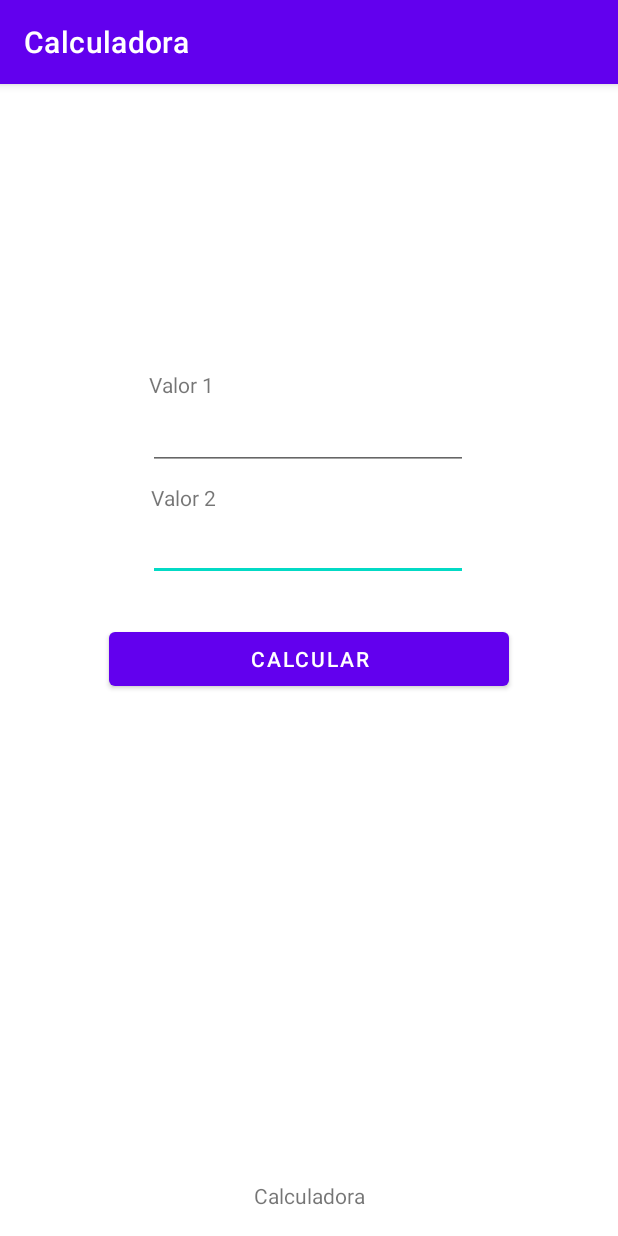
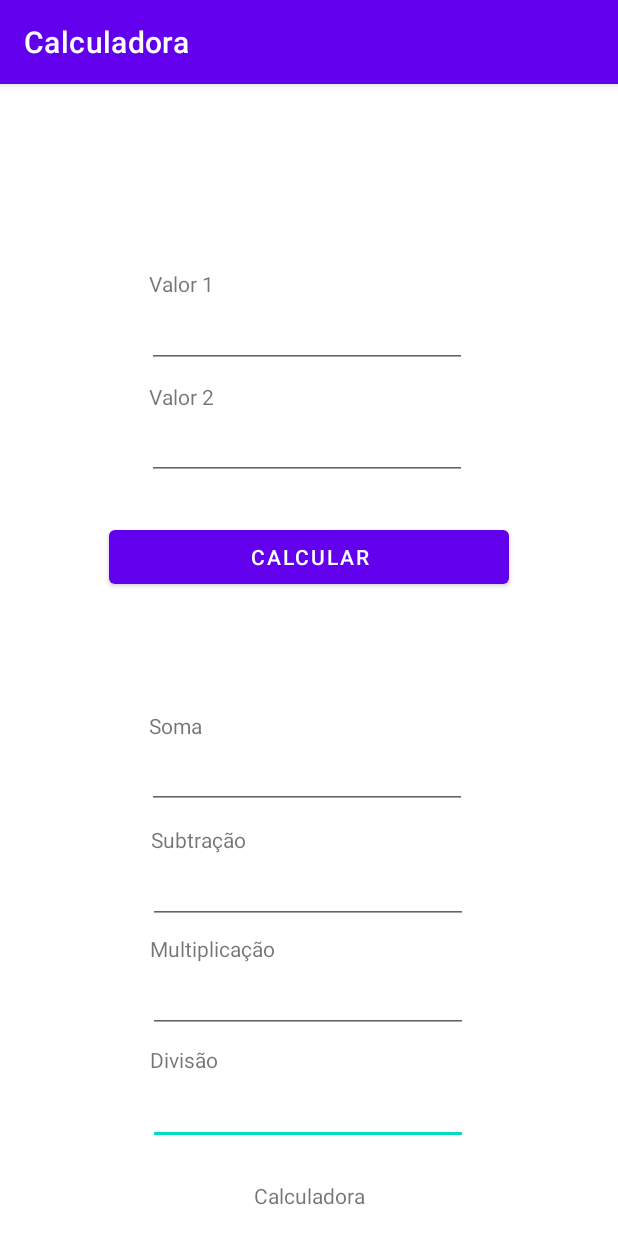
Before and after one commit to nickolasdeluca/kotlin-playground, an Android app: the screen it shows after launch (MainActivity), on a phone screen of 412 x 824 dp. Run offline under Robolectric (Android 15) with nearby library versions, the light colour scheme and no system bars.

Commit message:
Atualização do projeto de Calculadora
Mostrar os valores em edits ao invés de usar uma Snackbar

```diff
--- a/calculadora/app/src/main/java/br/senac/calculadora/MainActivity.kt
+++ b/calculadora/app/src/main/java/br/senac/calculadora/MainActivity.kt
@@ -46,11 +46,10 @@ class MainActivity : AppCompatActivity() {
                 divisao = valor1.div(valor2);
             }
 
-            Snackbar.make(
-                view, "Valores calculados: Soma: $soma Subtração: $subtracao Multiplicação: $multiplicacao Divisão: $divisao",
-                Snackbar.LENGTH_LONG
-            ).setAction("Action", null).show();
-
+            (findViewById<EditText>(R.id.edtSoma)).setText(String.format("%.2f", soma));
+            (findViewById<EditText>(R.id.edtSubtracao)).setText(String.format("%.2f", subtracao));
+            (findViewById<EditText>(R.id.edtMultiplicacao)).setText(String.format("%.2f", multiplicacao));
+            (findViewById<EditText>(R.id.edtDivisao)).setText(String.format("%.2f", divisao));
         }
     }
 }
--- a/calculadora/app/src/main/res/layout/activity_main.xml
+++ b/calculadora/app/src/main/res/layout/activity_main.xml
@@ -7,19 +7,19 @@
     tools:context=".MainActivity">
 
     <TextView
-        android:id="@+id/textView5"
+        android:id="@+id/textView"
         android:layout_width="wrap_content"
         android:layout_height="wrap_content"
-        android:text="Valor 2"
+        android:text="@string/soma"
         app:layout_constraintBottom_toBottomOf="parent"
-        app:layout_constraintHorizontal_bias="0.273"
+        app:layout_constraintHorizontal_bias="0.264"
         app:layout_constraintLeft_toLeftOf="parent"
         app:layout_constraintRight_toRightOf="parent"
         app:layout_constraintTop_toTopOf="parent"
-        app:layout_constraintVertical_bias="0.355" />
+        app:layout_constraintVertical_bias="0.558" />
 
     <EditText
-        android:id="@+id/edtValor2"
+        android:id="@+id/edtDivisao"
         android:layout_width="wrap_content"
         android:layout_height="wrap_content"
         android:ems="10"
@@ -29,7 +29,82 @@
         app:layout_constraintLeft_toLeftOf="parent"
         app:layout_constraintRight_toRightOf="parent"
         app:layout_constraintTop_toTopOf="parent"
-        app:layout_constraintVertical_bias="0.396" />
+        app:layout_constraintVertical_bias="0.916" />
+
+    <EditText
+        android:id="@+id/edtSoma"
+        android:layout_width="wrap_content"
+        android:layout_height="wrap_content"
+        android:ems="10"
+        android:inputType="numberDecimal"
+        app:layout_constraintBottom_toBottomOf="parent"
+        app:layout_constraintHorizontal_bias="0.492"
+        app:layout_constraintLeft_toLeftOf="parent"
+        app:layout_constraintRight_toRightOf="parent"
+        app:layout_constraintTop_toTopOf="parent"
+        app:layout_constraintVertical_bias="0.606" />
+
+    <TextView
+        android:id="@+id/textView2"
+        android:layout_width="wrap_content"
+        android:layout_height="wrap_content"
+        android:text="@string/subtra_o"
+        app:layout_constraintBottom_toBottomOf="parent"
+        app:layout_constraintHorizontal_bias="0.288"
+        app:layout_constraintLeft_toLeftOf="parent"
+        app:layout_constraintRight_toRightOf="parent"
+        app:layout_constraintTop_toTopOf="parent"
+        app:layout_constraintVertical_bias="0.66" />
+
+    <TextView
+        android:id="@+id/textView6"
+        android:layout_width="wrap_content"
+        android:layout_height="wrap_content"
+        android:text="@string/divis_o"
+        app:layout_constraintBottom_toBottomOf="parent"
+        app:layout_constraintHorizontal_bias="0.273"
+        app:layout_constraintLeft_toLeftOf="parent"
+        app:layout_constraintRight_toRightOf="parent"
+        app:layout_constraintTop_toTopOf="parent"
+        app:layout_constraintVertical_bias="0.856" />
+
+    <TextView
+        android:id="@+id/textView3"
+        android:layout_width="wrap_content"
+        android:layout_height="wrap_content"
+        android:text="@string/multiplica_o"
+        app:layout_constraintBottom_toBottomOf="parent"
+        app:layout_constraintHorizontal_bias="0.305"
+        app:layout_constraintLeft_toLeftOf="parent"
+        app:layout_constraintRight_toRightOf="parent"
+        app:layout_constraintTop_toTopOf="parent"
+        app:layout_constraintVertical_bias="0.757" />
+
+    <EditText
+        android:id="@+id/edtSubtracao"
+        android:layout_width="wrap_content"
+        android:layout_height="wrap_content"
+        android:ems="10"
+        android:inputType="numberDecimal"
+        app:layout_constraintBottom_toBottomOf="parent"
+        app:layout_constraintHorizontal_bias="0.497"
+        app:layout_constraintLeft_toLeftOf="parent"
+        app:layout_constraintRight_toRightOf="parent"
+        app:layout_constraintTop_toTopOf="parent"
+        app:layout_constraintVertical_bias="0.712" />
+
+    <EditText
+        android:id="@+id/edtMultiplicacao"
+        android:layout_width="wrap_content"
+        android:layout_height="wrap_content"
+        android:ems="10"
+        android:inputType="numberDecimal"
+        app:layout_constraintBottom_toBottomOf="parent"
+        app:layout_constraintHorizontal_bias="0.497"
+        app:layout_constraintLeft_toLeftOf="parent"
+        app:layout_constraintRight_toRightOf="parent"
+        app:layout_constraintTop_toTopOf="parent"
+        app:layout_constraintVertical_bias="0.813" />
 
     <TextView
         android:layout_width="wrap_content"
@@ -41,6 +116,19 @@
         app:layout_constraintTop_toTopOf="parent"
         app:layout_constraintVertical_bias="0.977" />
 
+    <EditText
+        android:id="@+id/edtValor1"
+        android:layout_width="wrap_content"
+        android:layout_height="wrap_content"
+        android:ems="10"
+        android:inputType="numberDecimal"
+        app:layout_constraintBottom_toBottomOf="parent"
+        app:layout_constraintHorizontal_bias="0.492"
+        app:layout_constraintLeft_toLeftOf="parent"
+        app:layout_constraintRight_toRightOf="parent"
+        app:layout_constraintTop_toTopOf="parent"
+        app:layout_constraintVertical_bias="0.199" />
+
     <Button
         android:id="@+id/btnCalcular"
         android:layout_width="400px"
@@ -51,20 +139,32 @@
         app:layout_constraintLeft_toLeftOf="parent"
         app:layout_constraintRight_toRightOf="parent"
         app:layout_constraintTop_toTopOf="parent"
-        app:layout_constraintVertical_bias="0.499" />
+        app:layout_constraintVertical_bias="0.405" />
+
+    <TextView
+        android:id="@+id/textView5"
+        android:layout_width="wrap_content"
+        android:layout_height="wrap_content"
+        android:text="Valor 2"
+        app:layout_constraintBottom_toBottomOf="parent"
+        app:layout_constraintHorizontal_bias="0.27"
+        app:layout_constraintLeft_toLeftOf="parent"
+        app:layout_constraintRight_toRightOf="parent"
+        app:layout_constraintTop_toTopOf="parent"
+        app:layout_constraintVertical_bias="0.265" />
 
     <EditText
-        android:id="@+id/edtValor1"
+        android:id="@+id/edtValor2"
         android:layout_width="wrap_content"
         android:layout_height="wrap_content"
         android:ems="10"
         android:inputType="numberDecimal"
         app:layout_constraintBottom_toBottomOf="parent"
-        app:layout_constraintHorizontal_bias="0.497"
+        app:layout_constraintHorizontal_bias="0.492"
         app:layout_constraintLeft_toLeftOf="parent"
         app:layout_constraintRight_toRightOf="parent"
         app:layout_constraintTop_toTopOf="parent"
-        app:layout_constraintVertical_bias="0.293" />
+        app:layout_constraintVertical_bias="0.303" />
 
     <TextView
         android:id="@+id/textView4"
@@ -76,6 +176,6 @@
         app:layout_constraintLeft_toLeftOf="parent"
         app:layout_constraintRight_toRightOf="parent"
         app:layout_constraintTop_toTopOf="parent"
-        app:layout_constraintVertical_bias="0.255" />
+        app:layout_constraintVertical_bias="0.165" />
 
 </androidx.constraintlayout.widget.ConstraintLayout>
--- a/calculadora/app/src/main/res/values/strings.xml
+++ b/calculadora/app/src/main/res/values/strings.xml
@@ -5,4 +5,8 @@
     <string name="dividir">Dividir</string>
     <string name="somar">Somar</string>
     <string name="calcular">Calcular</string>
+    <string name="multiplica_o">Multiplicação</string>
+    <string name="soma">Soma</string>
+    <string name="subtra_o">Subtração</string>
+    <string name="divis_o">Divisão</string>
 </resources>
```
